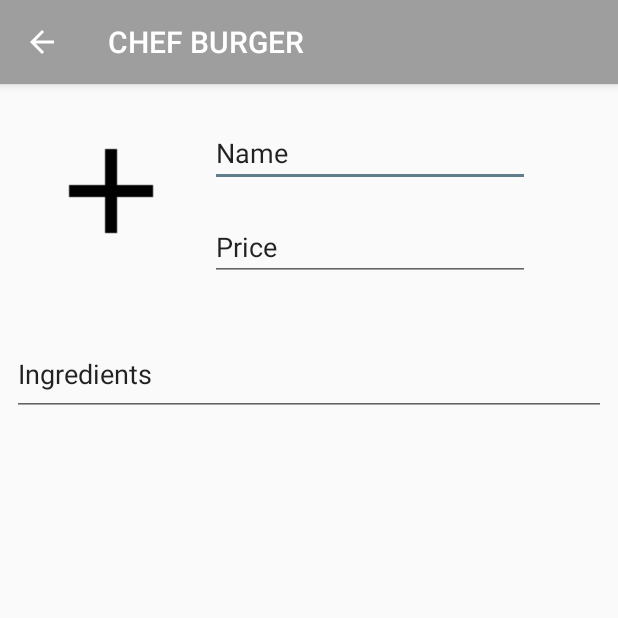
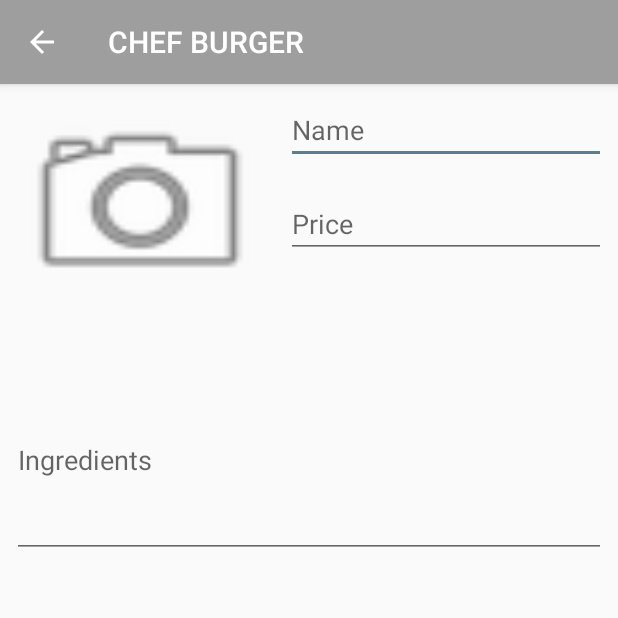
Before and after one commit to jose0410/CM20181-Gr01, an Android app: the Drink screen opened directly, with no data from a screen before it, on a phone screen of 412 x 824 dp, the top half of it. Run offline under Robolectric (Android 15) with nearby library versions, the phone set to English and light mode, and no system bars.

Commit message:
visual structure organized

```diff
--- a/Labs_CM/Lab1-UI/src/main/res/layout/activity_dish.xml
+++ b/Labs_CM/Lab1-UI/src/main/res/layout/activity_dish.xml
@@ -5,13 +5,11 @@
     android:layout_width="match_parent"
     android:layout_height="match_parent"
     tools:context="co.edu.udea.compumovil.gr01_20181.labscm20181.views.Dish">
-    <!--android:background="@drawable/background_dish"
-    android:scaleType="centerCrop"-->
 
     <RelativeLayout
         android:id="@+id/register"
         android:layout_width="0dp"
-        android:layout_height="0dp"
+        android:layout_height="345dp"
         android:layout_marginBottom="8dp"
         android:layout_marginEnd="8dp"
         android:layout_marginStart="8dp"
@@ -35,14 +33,14 @@
             android:layout_marginRight="12dp"
             android:layout_marginStart="12dp"
             android:layout_marginTop="13dp"
-            android:layout_toLeftOf="@id/name"
+            android:layout_toLeftOf="@id/nameDish"
             android:adjustViewBounds="false"
             android:background="@android:drawable/ic_menu_camera"
             android:cropToPadding="false"
             android:scaleType="centerCrop" />
 
         <EditText
-            android:id="@+id/name"
+            android:id="@+id/nameDish"
             android:layout_width="wrap_content"
             android:layout_height="wrap_content"
             android:layout_alignParentEnd="true"
@@ -90,8 +88,8 @@
             android:layout_width="wrap_content"
             android:layout_height="wrap_content"
             android:layout_above="@+id/linearLayout"
-            android:layout_alignLeft="@+id/name"
-            android:layout_alignStart="@+id/name"
+            android:layout_alignLeft="@+id/nameDish"
+            android:layout_alignStart="@+id/nameDish"
             android:layout_marginBottom="16dp"
             android:ems="10"
             android:hint="@string/priceDish"
@@ -113,7 +111,7 @@
     <RelativeLayout
         android:id="@+id/record"
         android:layout_width="0dp"
-        android:layout_height="115dp"
+        android:layout_height="141dp"
         android:layout_marginBottom="8dp"
         android:layout_marginEnd="8dp"
         android:layout_marginStart="8dp"
--- a/Labs_CM/Lab1-UI/src/main/res/layout/activity_drink.xml
+++ b/Labs_CM/Lab1-UI/src/main/res/layout/activity_drink.xml
@@ -8,29 +8,30 @@
     tools:context="co.edu.udea.compumovil.gr01_20181.labscm20181.views.Drink">
 
     <RelativeLayout
-        android:id="@+id/relativeLayout"
+        android:id="@+id/registerDrink"
         android:layout_width="0dp"
         android:layout_height="333dp"
         android:layout_marginBottom="8dp"
         android:layout_marginEnd="8dp"
         android:layout_marginStart="8dp"
         android:layout_marginTop="8dp"
-        app:layout_constraintBottom_toTopOf="@+id/relativeLayout2"
+        app:layout_constraintBottom_toTopOf="@+id/drinkRecord"
         app:layout_constraintEnd_toEndOf="parent"
         app:layout_constraintStart_toStartOf="parent"
         app:layout_constraintTop_toTopOf="parent">
 
         <ImageView
             android:id="@+id/photoDrink"
-            android:layout_width="wrap_content"
-            android:layout_height="wrap_content"
-            android:layout_alignParentLeft="true"
-            android:layout_alignParentStart="true"
-            android:layout_alignParentTop="true"
-            android:layout_marginLeft="18dp"
-            android:layout_marginStart="18dp"
-            android:layout_marginTop="15dp"
-            app:srcCompat="@drawable/ic_add_black_48dp"
+            android:layout_width="match_parent"
+            android:layout_height="match_parent"
+            android:layout_alignParentBottom="true"
+            android:layout_marginBottom="190dp"
+            android:layout_marginEnd="12dp"
+            android:layout_marginRight="12dp"
+            android:layout_toLeftOf="@+id/nameDrink"
+            android:layout_toStartOf="@+id/nameDrink"
+            android:background="@android:drawable/ic_menu_camera"
+            android:scaleType="centerCrop"
             tools:layout_editor_absoluteX="16dp"
             tools:layout_editor_absoluteY="16dp" />
 
@@ -38,14 +39,12 @@
             android:id="@+id/nameDrink"
             android:layout_width="wrap_content"
             android:layout_height="wrap_content"
-            android:layout_alignTop="@+id/photoDrink"
-            android:layout_marginLeft="18dp"
-            android:layout_marginStart="18dp"
-            android:layout_toEndOf="@+id/photoDrink"
-            android:layout_toRightOf="@+id/photoDrink"
+            android:layout_alignParentEnd="true"
+            android:layout_alignParentRight="true"
+            android:layout_alignParentTop="true"
             android:ems="10"
+            android:hint="@string/nameDrink"
             android:inputType="textPersonName"
-            android:text="@string/nameDrink"
             tools:layout_editor_absoluteX="194dp"
             tools:layout_editor_absoluteY="18dp" />
 
@@ -58,28 +57,29 @@
             android:layout_below="@+id/nameDrink"
             android:layout_marginTop="17dp"
             android:ems="10"
+            android:hint="@string/priceDrink"
             android:inputType="textPersonName"
-            android:text="@string/priceDrink"
             tools:layout_editor_absoluteX="8dp"
             tools:layout_editor_absoluteY="200dp" />
 
         <EditText
             android:id="@+id/ingredientsDrink"
             android:layout_width="match_parent"
-            android:layout_height="56dp"
+            android:layout_height="130dp"
+            android:layout_alignParentBottom="true"
             android:layout_alignParentLeft="true"
             android:layout_alignParentStart="true"
-            android:layout_below="@+id/priceDrink"
-            android:layout_marginTop="34dp"
+            android:layout_marginBottom="25dp"
             android:ems="10"
+            android:hint="@string/ingredientsDrink"
             android:inputType="textPersonName"
-            android:text="@string/ingredientsDrink"
-            tools:layout_editor_absoluteX="198dp"
-            tools:layout_editor_absoluteY="101dp" />
+            tools:layout_editor_absoluteX="8dp"
+            tools:layout_editor_absoluteY="161dp" />
+
     </RelativeLayout>
 
     <RelativeLayout
-        android:id="@+id/relativeLayout2"
+        android:id="@+id/drinkRecord"
         android:layout_width="0dp"
         android:layout_height="145dp"
         android:layout_marginBottom="8dp"
```
